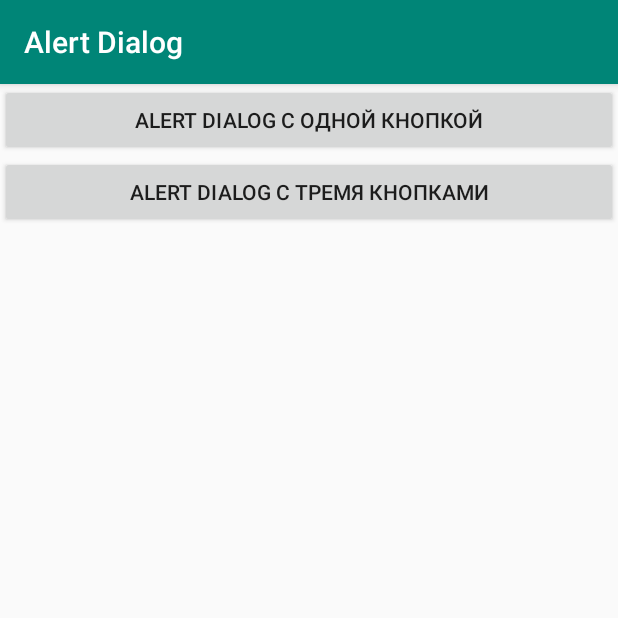
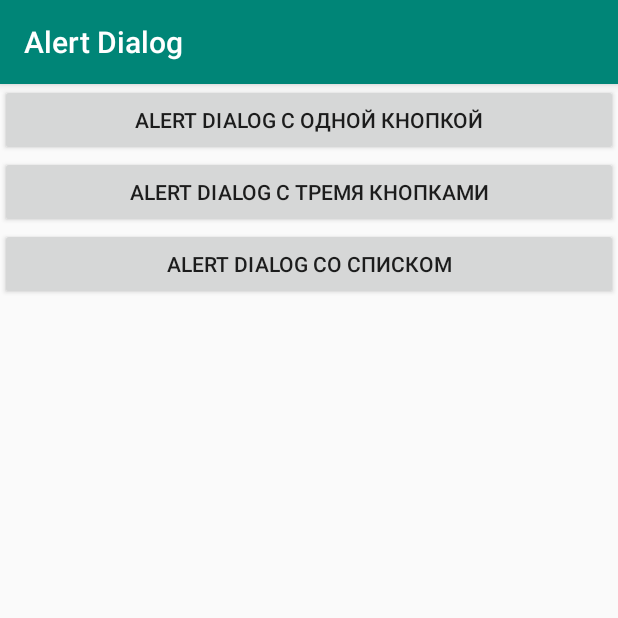
Before and after one commit to GeekBrainsAndroid/Android2019_2, an Android app: the screen it shows after launch (MainActivity), on a phone screen of 412 x 824 dp, the top half of it. Run offline under Robolectric (Android 15) with nearby library versions, the phone set to English and light mode, and no system bars.

Commit message:
AlerDialog: Диалог со списком

```diff
--- a/Lesson-2/AlertDialog/app/src/main/java/ru/geekbrains/alertdialog/MainActivity.java
+++ b/Lesson-2/AlertDialog/app/src/main/java/ru/geekbrains/alertdialog/MainActivity.java
@@ -20,6 +20,8 @@ public class MainActivity extends AppCompatActivity {
         alert1.setOnClickListener(clickAlertDialog1);
         Button alert3 = findViewById(R.id.alertDialog3);
         alert3.setOnClickListener(clickAlertDialog3);
+        Button alertList = findViewById(R.id.alertDialogList);
+        alertList.setOnClickListener(clickAlertDialogList);
     }
 
     private View.OnClickListener clickAlertDialog1 = new View.OnClickListener(){
@@ -88,4 +90,23 @@ public class MainActivity extends AppCompatActivity {
             alert.show();
         }
     };
+    private View.OnClickListener clickAlertDialogList = new View.OnClickListener() {
+        @Override
+        public void onClick(View view) {
+            String[] items = getResources().getStringArray(R.array.choose);
+            // Создаем билдер и передаем контекст приложения
+            AlertDialog.Builder builder = new AlertDialog.Builder(MainActivity.this);
+            // в билдере указываем заголовок окна (можно указывать как ресурс, так и строку)
+            builder.setTitle(R.string.exclamation)
+                    // Добавим список элементов
+                    .setItems(items, new DialogInterface.OnClickListener() {
+                        @Override
+                        public void onClick(DialogInterface dialogInterface, int item) {
+                            Toast.makeText(MainActivity.this, String.format("Выбран пункт %d", item + 1), Toast.LENGTH_SHORT).show();
+                        }
+                    });
+            AlertDialog alert = builder.create();
+            alert.show();
+        }
+    };
 }
--- a/Lesson-2/AlertDialog/app/src/main/res/layout/activity_main.xml
+++ b/Lesson-2/AlertDialog/app/src/main/res/layout/activity_main.xml
@@ -18,5 +18,10 @@
         android:layout_width="match_parent"
         android:layout_height="wrap_content"
         android:text="@string/alert_dialog_3" />
+    <Button
+        android:id="@+id/alertDialogList"
+        android:layout_width="match_parent"
+        android:layout_height="wrap_content"
+        android:text="@string/alert_dialog_list" />
 
 </LinearLayout>
--- /dev/null
+++ b/Lesson-2/AlertDialog/app/src/main/res/values/arrays.xml
@@ -0,0 +1,11 @@
+<?xml version="1.0" encoding="utf-8"?>
+<resources>
+    <string-array name="choose">
+        <item>@string/first_item</item>
+        <item>@string/second_item</item>
+        <item>@string/third_item</item>
+    </string-array>
+    <string name="first_item">Первый пункт</string>
+    <string name="second_item">Второй пункт</string>
+    <string name="third_item">Третий пункт</string>
+</resources>
--- a/Lesson-2/AlertDialog/app/src/main/res/values/strings.xml
+++ b/Lesson-2/AlertDialog/app/src/main/res/values/strings.xml
@@ -2,6 +2,7 @@
     <string name="app_name">Alert Dialog</string>
     <string name="alert_dialog_1">Alert Dialog с одной кнопкой</string>
     <string name="alert_dialog_3">Alert Dialog с тремя кнопками</string>
+    <string name="alert_dialog_list">Alert Dialog со списком</string>
     <string name="exclamation">Важное сообщение!</string>
     <string name="press_button">Нажмите кнопку!</string>
     <string name="button">КНОПКА</string>
```
